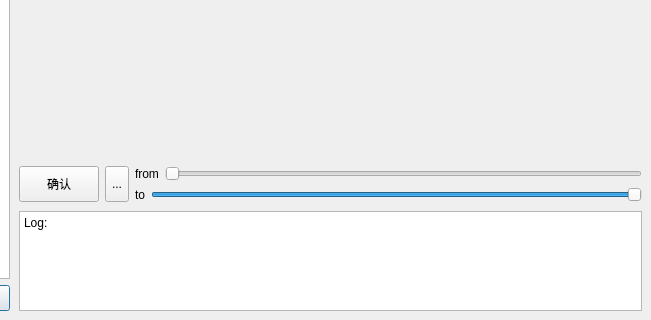
Qt form jianjiUID.ui (KONG98/hitMaker) before a commit; both pictures show x 149 to 800 and y 380 to 700 of the 800 by 700 pixel window.
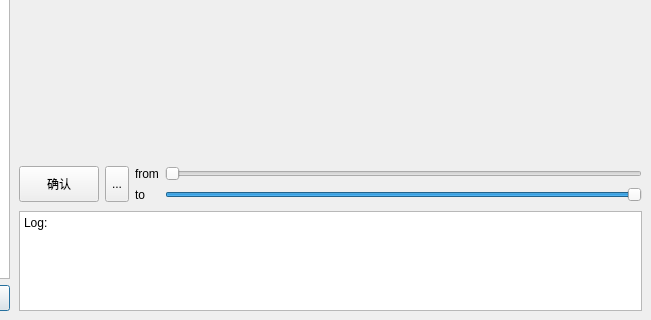
The same form after that commit. Icons and pictures are not drawn. Custom widgets are drawn as their Qt base class.

```diff
--- a/jianjiUID.ui
+++ b/jianjiUID.ui
@@ -227,7 +227,7 @@
               </property>
              </widget>
             </item>
-            <item row="1" column="1" colspan="2">
+            <item row="1" column="2">
              <widget class="QSlider" name="sld_video_2">
               <property name="sizePolicy">
                <sizepolicy hsizetype="Expanding" vsizetype="Expanding">
```
Left out of the diff: 4 changed lines with no effect on the pictures.
